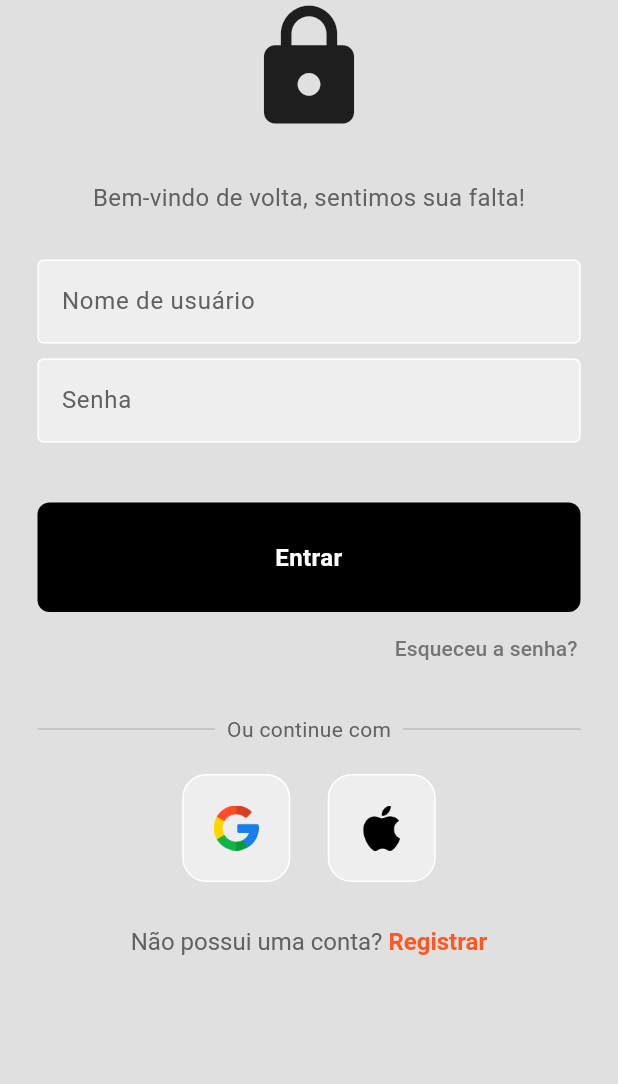
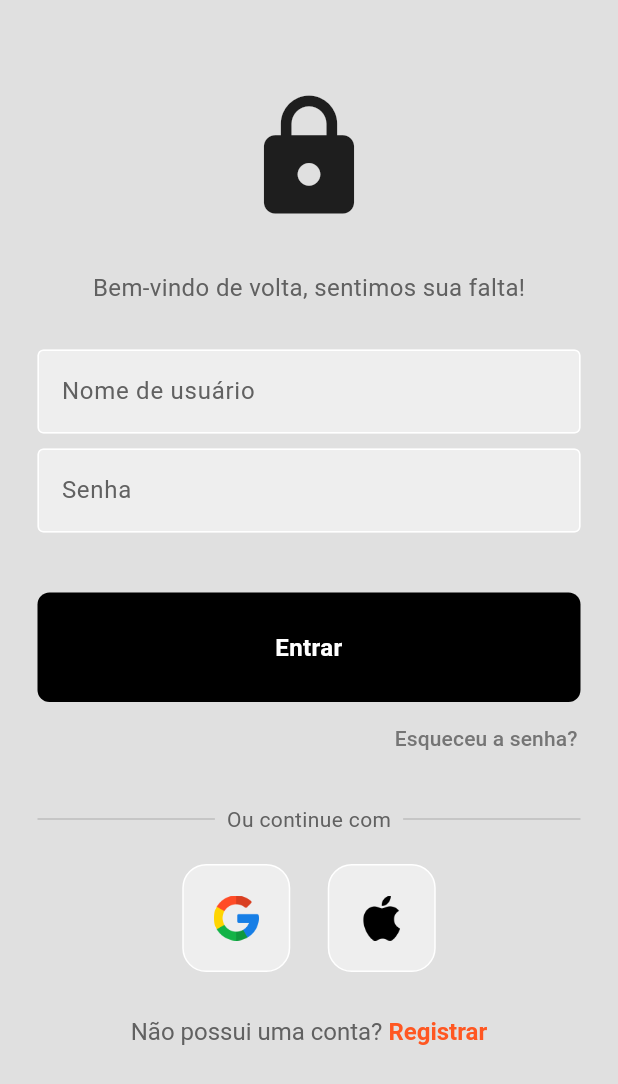
Before and after one commit to felipemarques001/flutter_user_authentication_project, a Flutter app: the screen it shows after launch, on a phone screen of 412 x 824 dp. Shown: the top 1084 px of the screen. Run offline on Flutter 3.47's test engine with Material 3 defaults, Android fonts, the phone set to English and light mode, and no system bars.

Commit message:
configurando o app para ser executado na web

```diff
--- a/lib/api/api_client.dart
+++ b/lib/api/api_client.dart
@@ -1,8 +1,6 @@
 import 'package:http/http.dart' as http;
 
 class ApiClient {
-  // Se for rodar o app na web, a baseUrl deve receber 'http://localhost:3000/api/v1/users'
-  // Se for rodar o app em emulador android, a baseUrl deve receber 'http://valor_de_IPV4:3000/api/v1/users'
   final String baseUrl = 'http://localhost:3000/api/v1/users';
 
   Future<int> postData(String body) async {
--- a/lib/pages/login_page.dart
+++ b/lib/pages/login_page.dart
@@ -35,7 +35,7 @@ class _LoginPageState extends State<LoginPage> {
           children: [
             // Se estiver rodando o app na web, por favor descomente a linha de baixo
             // Se estiver rodando em algum emulador, por favor a mantenha comentada
-            // const SizedBox(height: 60),
+            const SizedBox(height: 60),
             const Icon(
               Icons.lock,
               size: 90,
```
